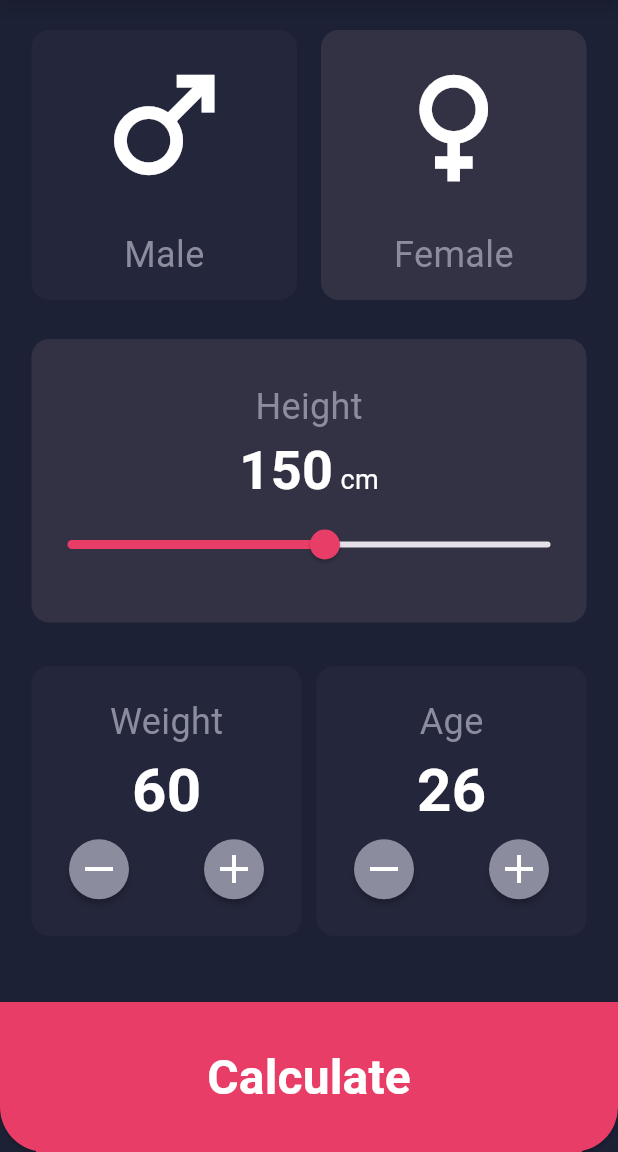
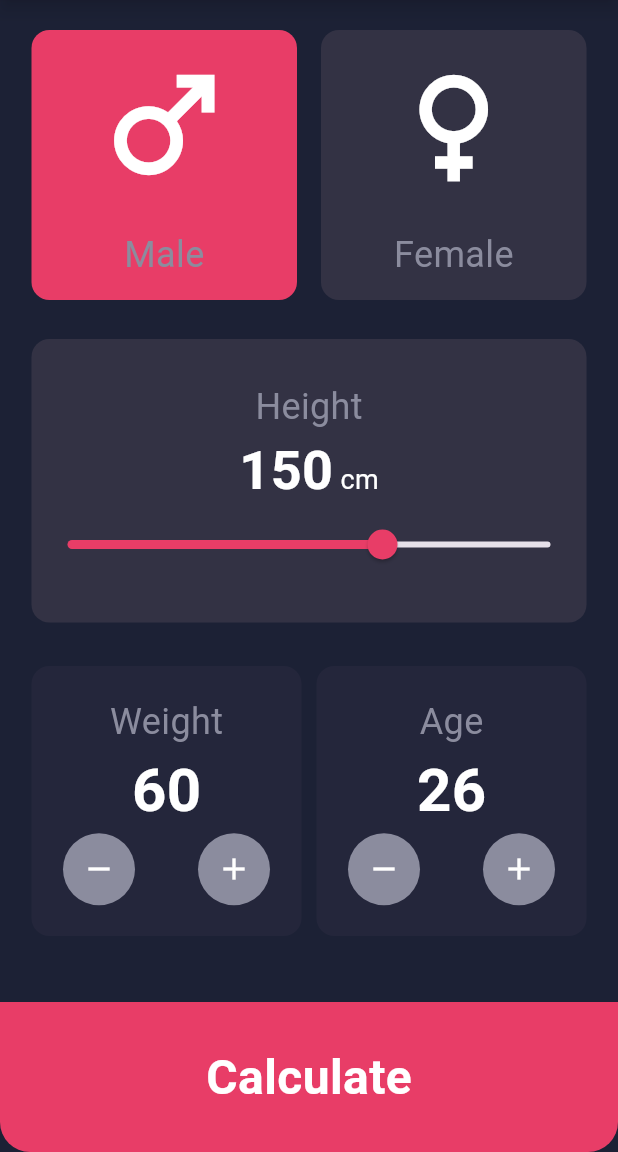
Before and after one commit to AmrReda92/BMI-APP, a Flutter app: the screen it shows after launch, on a phone screen of 412 x 824 dp, the part 84-1236 px from its top. Run offline on Flutter 3.47's test engine with Material 3 defaults, Android fonts, the phone set to English and light mode, and no system bars.

Commit message:
complete bmi App

```diff
--- a/lib/screens/home_screen.dart
+++ b/lib/screens/home_screen.dart
@@ -3,11 +3,20 @@ import 'dart:math';
 import 'package:bmi_app/screens/result_screen.dart';
 import 'package:flutter/material.dart';
 
-class HomeScreen extends StatelessWidget {
-  const HomeScreen({super.key});
+class HomeScreen extends StatefulWidget {
 
+   const HomeScreen({super.key,});
 
+  @override
+  State<HomeScreen> createState() => _HomeScreenState();
+}
 
+class _HomeScreenState extends State<HomeScreen> {
+  bool isMale =true;
+  int sliderValue =150;
+  double height = 100;
+  int weight =60;
+  int age =26;
   @override
   Widget build(BuildContext context) {
     return Scaffold(
@@ -19,13 +28,21 @@ class HomeScreen extends StatelessWidget {
         child: Column(
           children: [
             Row(
+              //inkwell
+              //ontap
               children: [
                 Expanded(
+                  child: InkWell(
+                    onTap: (){
+                      setState(() {
+                        isMale =true;
+                      });
+                    },
                     child: Container(
                       height: 180,
                       width: 155,
                       decoration: BoxDecoration(
-                        color: Color(0xff24263B),
+                          color: isMale?  Color(0xffE83D67) : Color(0xff24263B),
                         borderRadius: BorderRadius.circular(12),
                       ),
                       child: Column(
@@ -41,13 +58,20 @@ class HomeScreen extends StatelessWidget {
                       ),
                     ),
                   ),
+                ),
                 SizedBox(width: 16,),
                 Expanded(
+                  child: InkWell(
+                    onTap: (){
+                      setState(() {
+                        isMale=false;
+                      });
+                    },
                     child: Container(
                       height: 180,
                       width: 155,
                       decoration: BoxDecoration(
-                        color: Color(0xff333244),
+                          color: isMale==false ? Color(0xffE83D67): Color(0xff333244),
                         borderRadius: BorderRadius.circular(12),
                       ),
                       child: Column(
@@ -60,6 +84,7 @@ class HomeScreen extends StatelessWidget {
                             fontSize: 24
                           ),),
                         ],
+                      ),
                     ),
                   ),
                 ),
@@ -81,13 +106,12 @@ class HomeScreen extends StatelessWidget {
                       children: [
                         Text("Height",style: TextStyle(
                           color: Color(0xff8B8C9E),fontSize: 24,
-
                         ),),
                         Text.rich(
                           TextSpan(
                             children: [
                               TextSpan(
-                                text: "150",
+                                text: sliderValue.toString(),
                                 style: TextStyle(
                                   color: Colors.white,
                                   fontSize: 36,
@@ -105,7 +129,14 @@ class HomeScreen extends StatelessWidget {
                             ],
                           )
                         ),
-                        Slider(value: 80,min: 0,max: 150,divisions: 150,activeColor: Color(0xffE83D67), onChanged: (value){}),
+                        Slider(
+                            value: sliderValue.toDouble(),min: 0,max: 230, activeColor: Color(0xffE83D67),
+                            onChanged: (value){
+                              setState(() {
+                                sliderValue=value.toInt();
+                              });
+                            }),
+
                       ],
                     ),
                   ),
@@ -131,33 +162,38 @@ class HomeScreen extends StatelessWidget {
                           color: Color(0xff8B8C9E),fontSize: 24,),
                           ),
                           Text(
-                          "60",style: TextStyle(
+                          weight.toString(),style: TextStyle(
                           color: Colors.white,fontSize: 40,fontWeight: FontWeight.bold),),
                         Row(
                           mainAxisAlignment: MainAxisAlignment.center,
                           children: [
-                            RawMaterialButton(
-                                onPressed: (){},
-                              fillColor: Color(0xff8B8C9E),
-                              shape: CircleBorder(),
-                              constraints: BoxConstraints.tightFor(
-                                width: 40,height: 42,
+
+                            CircleAvatar(
+                              backgroundColor: Color(0xff8B8C9E),
+                              radius: 24,
+                              child: InkWell(
+                                onTap: (){
+                                  setState(() {
+                                    weight--;
+                                  });
+                                },
+                                  child: Icon(Icons.remove,color: Colors.white,)
                               ),
-                              child: Icon(Icons.remove,color: Colors.white,size: 32,),
                             ),
                             SizedBox(width: 42,),
-                            RawMaterialButton(
-                              onPressed: (){},
-                              fillColor: Color(0xff8B8C9E),
-                              shape: CircleBorder(),
-                              constraints: BoxConstraints.tightFor(
-                                width: 40,height: 42,
-                              ),
-                              child: Icon(Icons.add,color: Colors.white,size: 32,),
+                            CircleAvatar(
+                              backgroundColor: Color(0xff8B8C9E),
+                              radius: 24,
+                              child: InkWell(
+                                onTap: (){
+                                  setState(() {
+                                    weight++;
+                                  });
+                                },
+                                  child: Icon(Icons.add,color: Colors.white,)),
                             ),
                           ],
                         ),
-
                       ],
                     ) ,
                   ),
@@ -179,29 +215,33 @@ class HomeScreen extends StatelessWidget {
                           color: Color(0xff8B8C9E),fontSize: 24,),
                         ),
                         Text(
-                          "26",style: TextStyle(
+                          age.toString(),style: TextStyle(
                             color: Colors.white,fontSize: 40,fontWeight: FontWeight.bold),),
                         Row(
                           mainAxisAlignment: MainAxisAlignment.center,
                           children: [
-                            RawMaterialButton(
-                              onPressed: (){},
-                              fillColor: Color(0xff8B8C9E),
-                              shape: CircleBorder(),
-                              constraints: BoxConstraints.tightFor(
-                                width: 40,height: 42,
-                              ),
-                              child: Icon(Icons.remove,color: Colors.white,size: 32,),
+                            CircleAvatar(
+                              backgroundColor: Color(0xff8B8C9E),
+                              radius: 24,
+                              child: InkWell(
+                                onTap: (){
+                                  setState(() {
+                                    age--;
+                                  });
+                                },
+                                  child: Icon(Icons.remove,color: Colors.white,)),
                             ),
                             SizedBox(width: 42,),
-                            RawMaterialButton(
-                              onPressed: (){},
-                              fillColor: Color(0xff8B8C9E),
-                              shape: CircleBorder(),
-                              constraints: BoxConstraints.tightFor(
-                                width: 40,height: 42,
-                              ),
-                              child: Icon(Icons.add,color: Colors.white,size: 32,),
+                            CircleAvatar(
+                            backgroundColor: Color(0xff8B8C9E),
+                            radius: 24,
+                            child: InkWell(
+                              onTap: (){
+                                setState(() {
+                                  age++;
+                                });
+                              },
+                                child: Icon(Icons.add,color: Colors.white,)),
     ),
                           ],
                         ),
@@ -214,40 +254,41 @@ class HomeScreen extends StatelessWidget {
                 ),
               ],
             ),
-
           ],
         ),
       ),
-      bottomNavigationBar: ElevatedButton(
-        onPressed: () {
-          Navigator.of(context).push(MaterialPageRoute(
-              builder: (context){
-                return ResultScreen();
-          },
-          ),
+        bottomNavigationBar: InkWell(
+         onTap: (){
+         Navigator.of(context).push(MaterialPageRoute(builder: (context){
+           return ResultScreen(
+             height:sliderValue,
+             weight:weight,
+           );
+         }
+         )
          );
          },
-        style: ElevatedButton.styleFrom(
-          backgroundColor: Color(0xffE83D67),
-          shape: RoundedRectangleBorder(
-              borderRadius: BorderRadius.only(bottomLeft: Radius.circular(30), bottomRight: Radius.circular(30),)
-          )
-        ),
-        child:
-        Container(
+        child:Container(
           alignment: Alignment.center,
           height: 100,
           width: double.infinity,
           decoration:BoxDecoration(
+            borderRadius: BorderRadius.only(bottomLeft: Radius.circular(20),bottomRight: Radius.circular(20)),
             color: Color(0xffE83D67),
           ),
           child: Text("Calculate",style: TextStyle(
               color: Colors.white,
               fontSize: 32,
               fontWeight: FontWeight.bold
-          ),),
+          ),
+          ),
         ),
         ),
     );
   }
 }
+
+/*
+set state
+ismale
+ */
```
Also changed, not shown: lib/models/result_info.dart (added, +10 -0 lines), lib/screens/result_screen.dart (+58 -38 lines). Lines whose indentation alone changed are shown as unchanged.
